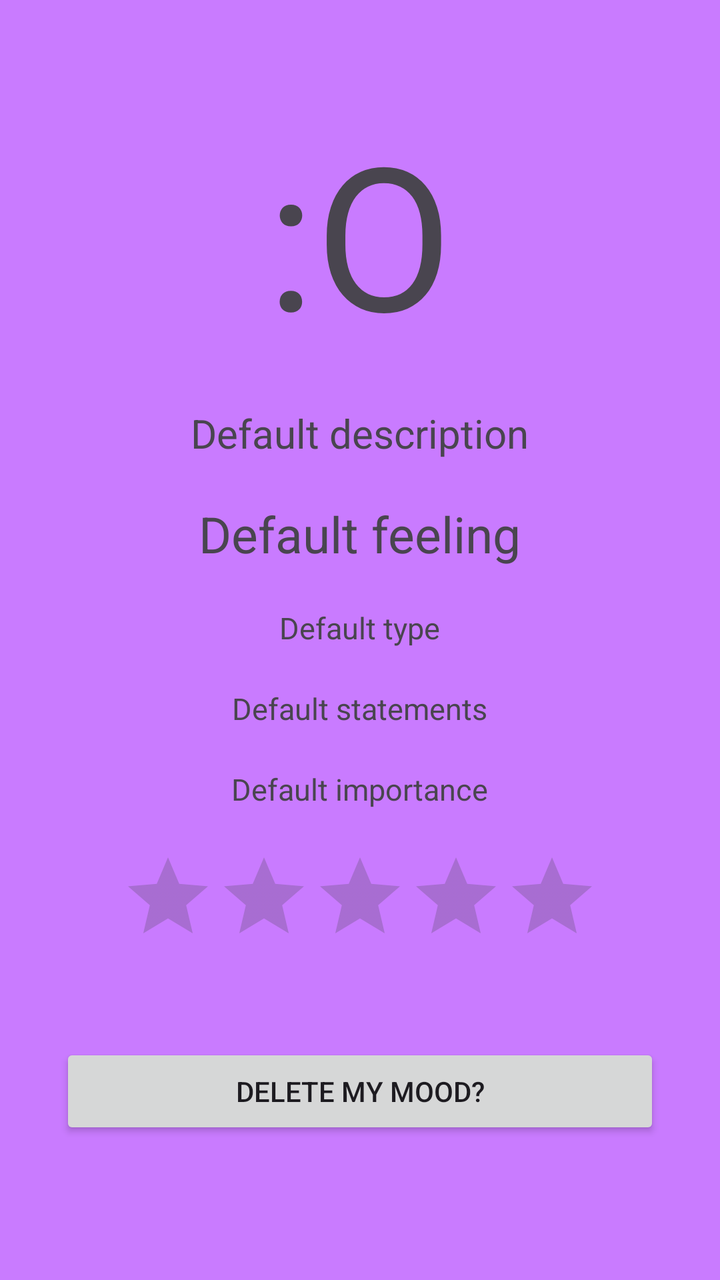
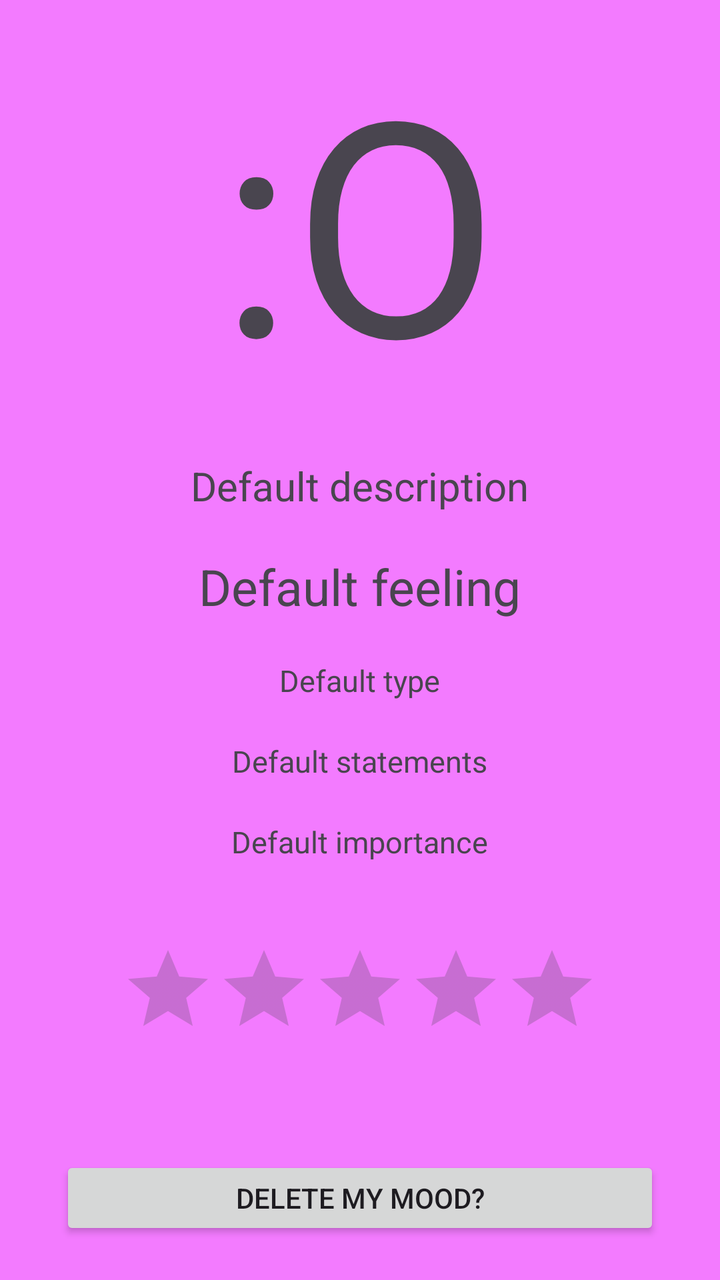

Screens rendered from an Android XML layout before and after an edit, with the pre-edit source and the edit as a unified diff.
<!-- AndroidManifest.xml: application theme Theme.MoodTracker -->
<!-- res/layout/fragment_mood_details.xml -->
<?xml version="1.0" encoding="utf-8"?>
<LinearLayout
    android:id="@+id/mood_detail"
    xmlns:android="http://schemas.android.com/apk/res/android"
    xmlns:tools="http://schemas.android.com/tools"
    android:layout_width="match_parent"
    android:layout_height="match_parent"
    tools:context=".fragments.MoodDetailsFragment"
    android:orientation="vertical"
    android:gravity="center"
    android:background="@color/content">

    <TextView
        android:id="@+id/mood_detail_emoji"
        android:layout_width="wrap_content"
        android:layout_height="wrap_content"
        android:text=":O"
        android:textSize="100sp"
        android:maxWidth="300dp"
        android:layout_margin="10dp"
        />
    <TextView
        android:id="@+id/mood_detail_desc"
        android:layout_width="wrap_content"
        android:layout_height="wrap_content"
        android:text="Default description"
        android:textSize="20sp"
        android:maxWidth="300dp"
        android:layout_margin="10dp"
        />
    <TextView
        android:id="@+id/mood_detail_feeling"
        android:layout_width="wrap_content"
        android:layout_height="wrap_content"
        android:text="Default feeling"
        android:textSize="25sp"
        android:maxWidth="300dp"
        android:layout_margin="10dp"
        />
    <TextView
        android:id="@+id/mood_detail_type"
        android:layout_width="wrap_content"
        android:layout_height="wrap_content"
        android:text="Default type"
        android:textSize="15sp"
        android:maxWidth="300dp"
        android:layout_margin="10dp"
        />
    <TextView
        android:id="@+id/mood_detail_statements"
        android:layout_width="wrap_content"
        android:layout_height="wrap_content"
        android:text="Default statements"
        android:textSize="15sp"
        android:maxWidth="300dp"
        android:layout_margin="10dp"
        />
    <TextView
        android:id="@+id/mood_detail_importance"
        android:layout_width="wrap_content"
        android:layout_height="wrap_content"
        android:text="Default importance"
        android:textSize="15sp"
        android:maxWidth="300dp"
        android:layout_margin="10dp"
        />
    <RatingBar
        android:id="@+id/mood_detail_rating"
        android:layout_width="wrap_content"
        android:layout_height="wrap_content"
        android:numStars="5"
        android:isIndicator="true"
        android:layout_margin="10dp"
        />
    <Button
        android:id="@+id/mood_detail_delete"
        android:layout_width="300dp"
        android:layout_height="wrap_content"
        android:text="Delete my mood?"
        android:layout_margin="30dp"
        />
</LinearLayout>
<!-- resources referenced by this layout -->
<resources>
  <color name="content">#809500FF</color>
  <style name="Theme.MoodTracker" parent="Base.Theme.MoodTracker" />
  <style name="Base.Theme.MoodTracker" parent="Theme.Material3.DayNight.NoActionBar">
          <item name="colorPrimary">@color/purple_500</item>
          <item name="colorPrimaryVariant">@color/purple_700</item>
          <item name="colorOnPrimary">@color/white</item>
          <item name="colorSecondary">@color/teal_200</item>
          <item name="colorSecondaryVariant">@color/teal_700</item>
          <item name="colorOnSecondary">@color/black</item>
          <item name="android:statusBarColor">?attr/colorPrimaryVariant</item>
      </style>
  <color name="purple_500">#EE0043</color>
  <color name="purple_700">#B3005A</color>
  <color name="white">#FFFFFFFF</color>
  <color name="teal_200">#DA038F</color>
  <color name="teal_700">#6C0187</color>
  <color name="black">#FF000000</color>
</resources>

<!-- the commit's change to res/layout/fragment_mood_details.xml (unified diff, before → after) -->
@@ -15,7 +15,7 @@
         android:layout_width="wrap_content"
         android:layout_height="wrap_content"
         android:text=":O"
-        android:textSize="100sp"
+        android:textSize="150sp"
         android:maxWidth="300dp"
         android:layout_margin="10dp"
         />
@@ -70,13 +70,13 @@
         android:layout_height="wrap_content"
         android:numStars="5"
         android:isIndicator="true"
-        android:layout_margin="10dp"
+        android:layout_margin="30dp"
         />
     <Button
         android:id="@+id/mood_detail_delete"
         android:layout_width="300dp"
         android:layout_height="wrap_content"
         android:text="Delete my mood?"
-        android:layout_margin="30dp"
+        android:layout_margin="20dp"
         />
 </LinearLayout>
<!-- resource entries referenced after the edit -->
@@ -1,6 +1,6 @@
 <!-- resources referenced by this layout -->
 <resources>
-  <color name="content">#809500FF</color>
+  <color name="content">#80EA00FF</color>
   <style name="Theme.MoodTracker" parent="Base.Theme.MoodTracker" />
   <style name="Base.Theme.MoodTracker" parent="Theme.Material3.DayNight.NoActionBar">
           <item name="colorPrimary">@color/purple_500</item>
@@ -9,7 +9,8 @@
           <item name="colorSecondary">@color/teal_200</item>
           <item name="colorSecondaryVariant">@color/teal_700</item>
           <item name="colorOnSecondary">@color/black</item>
-          <item name="android:statusBarColor">?attr/colorPrimaryVariant</item>
+          <item name="android:statusBarColor">@color/purple_200</item>
+          <item name="colorError">@color/purple_200</item>
       </style>
   <color name="purple_500">#EE0043</color>
   <color name="purple_700">#B3005A</color>
@@ -17,5 +18,6 @@
   <color name="teal_200">#DA038F</color>
   <color name="teal_700">#6C0187</color>
   <color name="black">#FF000000</color>
+  <color name="purple_200">#FC86DD</color>
 </resources>
 
